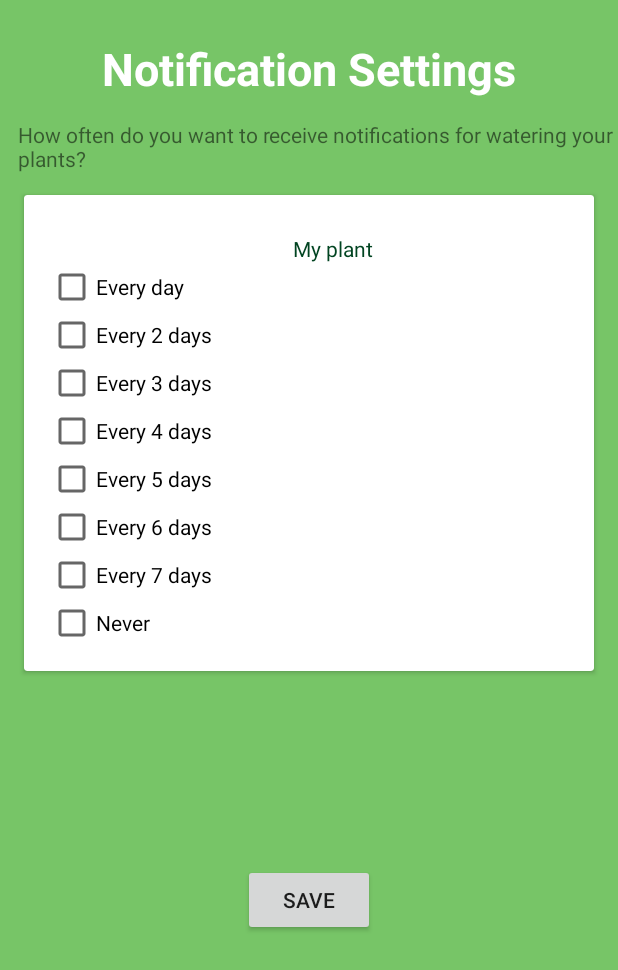
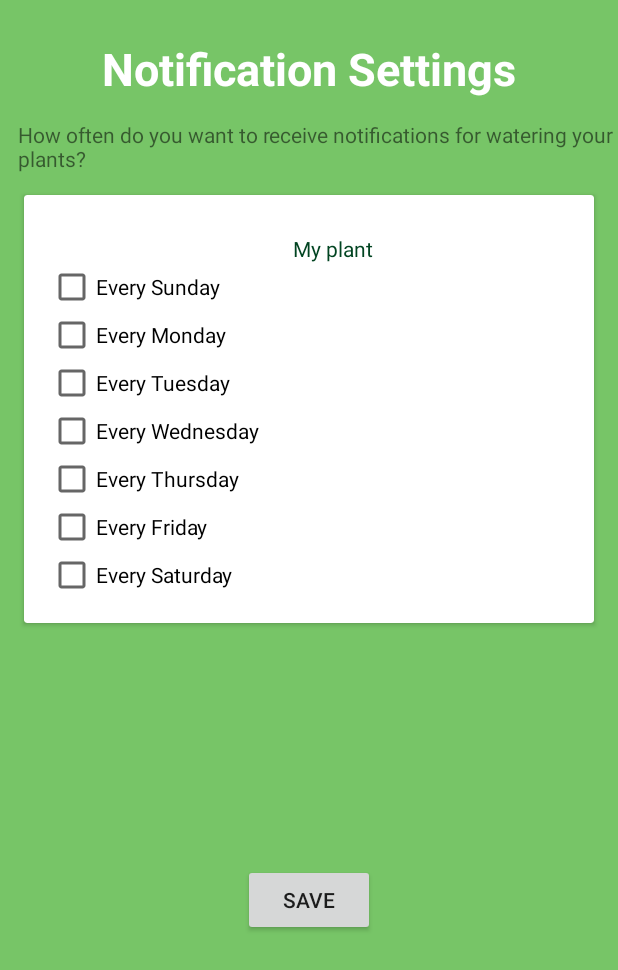
Before and after one commit to tiikachu/CMSC355TeamQ, an Android app: the Notifications screen opened directly, with no data from a screen before it, on a phone screen of 412 x 824 dp. Shown: the top 970 px of the screen. Run offline under Robolectric (Android 15) with nearby library versions, the phone set to English and light mode, and no system bars.

Commit message:
Changed variable names to days of the week, removed onClick() method, and added setCalendar() to set alarm based on the day of the week and user input.

```diff
--- a/app/src/main/java/com/example/pocketgarden/NotificationReceiver.java
+++ b/app/src/main/java/com/example/pocketgarden/NotificationReceiver.java
@@ -29,7 +29,7 @@ public class NotificationReceiver extends BroadcastReceiver {
         displayNotification(context);
     }
 
-    private void buildNotification (Context context) {
+    public void buildNotification (Context context) {
         if (Build.VERSION.SDK_INT >= Build.VERSION_CODES.O) {
             NotificationChannel channel = new NotificationChannel(CHANNEL_ID, CHANNEL_NAME, NotificationManager.IMPORTANCE_DEFAULT);
             channel.setDescription(CHANNEL_DESC);
@@ -37,7 +37,7 @@ public class NotificationReceiver extends BroadcastReceiver {
             manager.createNotificationChannel(channel);
         }
     }
-    private void displayNotification(Context context) {
+    public void displayNotification(Context context) {
         NotificationCompat.Builder builder = new NotificationCompat.Builder(context, CHANNEL_ID);
         builder.setContentTitle("Pocket Garden")
                 .setContentText("Water your Plant!")
--- a/app/src/main/java/com/example/pocketgarden/Notifications.java
+++ b/app/src/main/java/com/example/pocketgarden/Notifications.java
@@ -2,14 +2,10 @@ package com.example.pocketgarden;
 
 import android.annotation.SuppressLint;
 import android.app.AlarmManager;
-import android.app.NotificationChannel;
-import android.app.NotificationManager;
 import android.app.PendingIntent;
 import android.content.Context;
 import android.content.Intent;
 import android.content.SharedPreferences;
-import android.graphics.BitmapFactory;
-import android.os.Build;
 import android.os.Bundle;
 import android.view.View;
 import android.widget.Button;
@@ -18,29 +14,26 @@ import android.widget.CompoundButton;
 import android.widget.TextView;
 import android.widget.Toast;
 import androidx.appcompat.app.AppCompatActivity;
-import androidx.cardview.widget.CardView;
-import androidx.core.app.NotificationCompat;
-import androidx.core.app.NotificationManagerCompat;
-
 import java.util.ArrayList;
 import java.util.Calendar;
 
 import plant.*;
 
-public class Notifications extends AppCompatActivity implements View.OnClickListener, CompoundButton.OnCheckedChangeListener
-{
+public class Notifications extends AppCompatActivity implements CompoundButton.OnCheckedChangeListener {
 
-    Context context;
-
-    private CheckBox never, every1day, every2days, every3days, every4days, every5days, every6days, every7days;
+    Button button;
+    Toast toast;
+    private CheckBox sunday, monday, tuesday, wednesday, thursday, friday, saturday;
     public static ArrayList<String> frequencyResult = new ArrayList<String>();
     private TextView textView;
-
+    Calendar calendar;
     SharedPreferences preferences;
     SharedPreferences.Editor editor;
     public static final String SHARED_PREFS = "com.pocketgarden.settings";
 
     PlantObject plant;
+
+    NotificationReceiver notificationReceiver = new NotificationReceiver();
 
     @SuppressLint("SetTextI18n")
     @Override
@@ -48,160 +41,100 @@ public class Notifications extends AppCompatActivity implements View.OnClickList
         super.onCreate(savedInstanceState);
         setContentView(R.layout.fragment_settings);
 
-        plant = new PlantObject("Sample Plant", 1, 1, null, true, true,"https://bs.floristic.org/image/o/473e2ed33e13f12e5424fff21996c7476520dc4d");
+        plant = new PlantObject("Sample Plant", 1, 1, null, true, true, "https://bs.floristic.org/image/o/473e2ed33e13f12e5424fff21996c7476520dc4d");
 
-        never = findViewById(R.id.never);
-        every1day = findViewById(R.id.every1day);
-        every2days = findViewById(R.id.every2days);
-        every3days = findViewById(R.id.every3days);
-        every4days = findViewById(R.id.every4days);
-        every5days = findViewById(R.id.every5days);
-        every6days = findViewById(R.id.every6days);
-        every7days = findViewById(R.id.every7days);
-        textView  = findViewById(R.id.plant);
+        notificationReceiver.buildNotification(getApplicationContext());
 
-        never.setOnClickListener(this);
-        every1day.setOnClickListener(this);
-        every2days.setOnClickListener(this);
-        every3days.setOnClickListener(this);
-        every4days.setOnClickListener(this);
-        every5days.setOnClickListener(this);
-        every6days.setOnClickListener(this);
-        every7days.setOnClickListener(this);
+        sunday = findViewById(R.id.sunday);
+        monday = findViewById(R.id.monday);
+        tuesday = findViewById(R.id.tuesday);
+        wednesday = findViewById(R.id.wednesday);
+        thursday = findViewById(R.id.thursday);
+        friday = findViewById(R.id.friday);
+        saturday = findViewById(R.id.saturday);
+
+        textView = findViewById(R.id.plant);
+
+
+//
+//        never.setOnClickListener(this);
+//        every1day.setOnClickListener(this);
+//        every2days.setOnClickListener(this);
+//        every3days.setOnClickListener(this);
+//        every4days.setOnClickListener(this);
+//        every5days.setOnClickListener(this);
+//        every6days.setOnClickListener(this);
+//        every7days.setOnClickListener(this);
 
         preferences = getSharedPreferences(SHARED_PREFS, MODE_PRIVATE);
         editor = preferences.edit();
 
-        never.setChecked(preferences.contains("neverChecked") && preferences.getBoolean("neverChecked", false));
-        every1day.setChecked(preferences.contains("1checked") && preferences.getBoolean("1checked", false));
-        every2days.setChecked(preferences.contains("2checked") && preferences.getBoolean("2checked", false));
-        every3days.setChecked(preferences.contains("3checked") && preferences.getBoolean("3checked", false));
-        every4days.setChecked(preferences.contains("4checked") && preferences.getBoolean("4checked", false));
-        every5days.setChecked(preferences.contains("5checked") && preferences.getBoolean("5checked", false));
-        every6days.setChecked(preferences.contains("6checked") && preferences.getBoolean("6checked", false));
-        every7days.setChecked(preferences.contains("7checked") && preferences.getBoolean("7checked", false));
+        sunday.setChecked(preferences.contains("sunday") && preferences.getBoolean("sunday", false));
+        monday.setChecked(preferences.contains("monday") && preferences.getBoolean("monday", false));
+        tuesday.setChecked(preferences.contains("tuesday") && preferences.getBoolean("tuesday", false));
+        wednesday.setChecked(preferences.contains("wednesday") && preferences.getBoolean("wednesday", false));
+        thursday.setChecked(preferences.contains("thursday") && preferences.getBoolean("thursday", false));
+        friday.setChecked(preferences.contains("friday") && preferences.getBoolean("friday", false));
+        saturday.setChecked(preferences.contains("saturday") && preferences.getBoolean("saturday", false));
 
-        never.setOnCheckedChangeListener(this);
-        every1day.setOnCheckedChangeListener(this);
-        every2days.setOnCheckedChangeListener(this);
-        every3days.setOnCheckedChangeListener(this);
-        every4days.setOnCheckedChangeListener(this);
-        every5days.setOnCheckedChangeListener(this);
-        every6days.setOnCheckedChangeListener(this);
-        every7days.setOnCheckedChangeListener(this);
+        sunday.setOnCheckedChangeListener(this);
+        monday.setOnCheckedChangeListener(this);
+        tuesday.setOnCheckedChangeListener(this);
+        wednesday.setOnCheckedChangeListener(this);
+        thursday.setOnCheckedChangeListener(this);
+        friday.setOnCheckedChangeListener(this);
+        saturday.setOnCheckedChangeListener(this);
+
+        button = findViewById(R.id.saveButton);
+        button.setOnClickListener(new View.OnClickListener() {
+            @Override
+            public void onClick(View v) {
+                Toast.makeText(getApplicationContext(), editor.toString(), Toast.LENGTH_SHORT).show();
+            }
+        });
 
     }
 
     @SuppressLint("NonConstantResourceId")
     @Override
     public void onCheckedChanged(CompoundButton buttonView, boolean isChecked) {
+
+        // frequencyResult = new ArrayList<>();
         switch (buttonView.getId()) {
-            case R.id.never:
-                editor.putBoolean("neverChecked", never.isChecked());
+            case R.id.sunday:
+                editor.putBoolean("sunday", sunday.isChecked());
+                String value = preferences.toString();
+                //    Toast.makeText(getApplicationContext(), value, Toast.LENGTH_SHORT).show();
                 break;
-            case R.id.every1day:
-                editor.putBoolean("1checked", every1day.isChecked());
+            case R.id.monday:
+                editor.putBoolean("monday", monday.isChecked());
                 break;
-            case R.id.every2days:
-                editor.putBoolean("2checked", every2days.isChecked());
+            case R.id.tuesday:
+                editor.putBoolean("tuesday", tuesday.isChecked());
                 break;
-            case R.id.every3days:
-                editor.putBoolean("3checked", every3days.isChecked());
+            case R.id.wednesday:
+                editor.putBoolean("wednesday", wednesday.isChecked());
                 break;
-            case R.id.every4days:
-                editor.putBoolean("4checked", every4days.isChecked());
+            case R.id.thursday:
+                editor.putBoolean("thursday", thursday.isChecked());
                 break;
-            case R.id.every5days:
-                editor.putBoolean("5checked", every5days.isChecked());
+            case R.id.friday:
+                editor.putBoolean("friday", friday.isChecked());
                 break;
-            case R.id.every6days:
-                editor.putBoolean("6checked", every6days.isChecked());
-                break;
-            case R.id.every7days:
-                editor.putBoolean("7checked", every7days.isChecked());
+            case R.id.saturday:
+                editor.putBoolean("saturday", saturday.isChecked());
                 break;
         }
         editor.apply();
+        createAlarm();
+        notificationReceiver.displayNotification(getApplicationContext());
     }
 
-    // Could I merge this method with onCheckedChange?
-    @SuppressLint("NonConstantResourceId")
-    @Override
-    public void onClick(View view) {
-        frequencyResult = new ArrayList<>();
-        boolean checked = ((CheckBox) view).isChecked();
-        switch (view.getId()) {
-            case R.id.never:
-                if (checked) {
-                    frequencyResult.add("Never");
-                } else {
-                    frequencyResult.remove("Never");
-                }
-                break;
-            case R.id.every1day:
-                if (checked) {
-                    frequencyResult.add("Every 1 day");
-                } else {
-                    frequencyResult.remove("Every 1 day");
-                }
-                break;
-            case R.id.every2days:
-                if (checked) {
-                    frequencyResult.add("Every 2 days");
-                } else {
-                    frequencyResult.remove("Every 2 days");
-                }
-                break;
-            case R.id.every3days:
-                if (checked) {
-                    frequencyResult.add("Every 3 days");
-                } else {
-                    frequencyResult.remove("Every 3 days");
-                }
-                break;
-            case R.id.every4days:
-                if (checked) {
-                    frequencyResult.add("Every 4 days");
-                } else {
-                    frequencyResult.remove("Every 4 days");
-                }
-                break;
-            case R.id.every5days:
-                if (checked) {
-                    frequencyResult.add("Every 5 days");
+    public void loadPlantObjects() {
+        PlantList plantList = new PlantList();
+        PlantObject[] plantListArray = plantList.getPlantList();
 
-                } else {
-                    frequencyResult.remove("Every 5 days");
-                }
-                break;
-            case R.id.every6days:
-                if (checked) {
-                    frequencyResult.add("Every 6 days");
-
-                } else {
-                    frequencyResult.remove("Every 6 days");
-                }
-                break;
-            case R.id.every7days:
-                if (checked) {
-                    frequencyResult.add("Every 7 days");
-
-                } else {
-                    frequencyResult.remove("Every 7 days");
-                }
-                break;
-        }
-      //  displayNotification();
-
-    }
-
-
-
-    public void loadPlantObjects () {
-        PlantList plantList = new PlantList();
-        PlantObject [] plantListArray = plantList.getPlantList();
-
-        for (int i=0; i < plantListArray.length; i++) {
+        for (int i = 0; i < plantListArray.length; i++) {
             //create a card view for each Plant object
             createCardView();
 
@@ -212,45 +145,40 @@ public class Notifications extends AppCompatActivity implements View.OnClickList
 
     }
 
-//    @Override
-//    protected void onResume() {
-//        super.onResume();
-//        never.setChecked(never.isChecked());
-//    }
-
     public void createCardView() {
     }
 
-    public void createAlarm () {
-        Intent intent = new Intent (getApplicationContext(), NotificationReceiver.class);
+    public void createAlarm() {
+        calendar = Calendar.getInstance();
+        // If it is Sunday and user checked "every sunday" then set calendar to build notification
+        if (calendar.get(Calendar.DAY_OF_WEEK) == Calendar.SUNDAY && preferences.getBoolean("sunday", true)) {
+            setCalendar(1);
+        } else if (calendar.get(Calendar.DAY_OF_WEEK) == Calendar.MONDAY && preferences.getBoolean("monday", true)) {
+            setCalendar(2);
+        } else if (calendar.get(Calendar.DAY_OF_WEEK) == Calendar.TUESDAY && preferences.getBoolean("tuesday", true)) {
+            setCalendar(3);
+        } else if (calendar.get(Calendar.DAY_OF_WEEK) == Calendar.WEDNESDAY && preferences.getBoolean("wednesday", true)) {
+            setCalendar(4);
+        } else if (calendar.get(Calendar.DAY_OF_WEEK) == Calendar.THURSDAY && preferences.getBoolean("thursday", true)) {
+            setCalendar(5);
+        } else if (calendar.get(Calendar.DAY_OF_WEEK) == Calendar.FRIDAY && preferences.getBoolean("friday", true)) {
+            setCalendar(6);
+        } else if (calendar.get(Calendar.DAY_OF_WEEK) == Calendar.SATURDAY && preferences.getBoolean("saturday", true)) {
+            setCalendar(7);
+        }
+
+        Intent intent = new Intent(getApplicationContext(), NotificationReceiver.class);
         PendingIntent pendingIntent = PendingIntent.getBroadcast(getApplicationContext(), 100, intent, PendingIntent.FLAG_UPDATE_CURRENT);
         AlarmManager alarmManager = (AlarmManager) getApplicationContext().getSystemService(Context.ALARM_SERVICE);
+        alarmManager.setRepeating(AlarmManager.RTC_WAKEUP, calendar.getTimeInMillis(), AlarmManager.INTERVAL_DAY * 7, pendingIntent);
 
-        Calendar calendar = Calendar.getInstance();
-        calendar.set(Calendar.HOUR_OF_DAY, 19);
-        calendar.set(Calendar.MINUTE, 19);
-        calendar.set(Calendar.SECOND, 30);
-
-        alarmManager.setRepeating(AlarmManager.RTC_WAKEUP, calendar.getTimeInMillis(), AlarmManager.INTERVAL_DAY, pendingIntent);
     }
 
-
-
-//    @SuppressLint("SetTextI18n")
-//    public void updateText () {
-//        PlantCare Plant = new PlantCare();
-//        if (Plant.id.equals("p1")) {
-//            textView.setText("Sample Plant 1");
-//        }
-//        else if (Plant.id.equals("p2")) {
-//            textView.setText("Sample Plant 2");
-//        }
-//        else if (Plant.id.equals("p3")) {
-//            textView.setText("Sample Plant 3");
-//        }
-//        else if (Plant.id.equals("p4")) {
-//            textView.setText("Sample Plant 4");
-//        }
-//
-//    }
+    public void setCalendar(int weekNumber) {
+        Calendar calendar = Calendar.getInstance();
+        calendar.set(Calendar.DAY_OF_WEEK, weekNumber);
+        calendar.set(Calendar.HOUR_OF_DAY, 7);
+        calendar.set(Calendar.MINUTE, 0);
+        calendar.set(Calendar.SECOND, 0);
+    }
 }
--- a/app/src/main/res/layout/fragment_settings.xml
+++ b/app/src/main/res/layout/fragment_settings.xml
@@ -42,51 +42,48 @@
                     android:textSize="14sp" />
 
                 <CheckBox
-                    android:id="@+id/every1day"
+                    android:id="@+id/sunday"
                     android:layout_width="match_parent"
                     android:layout_height="wrap_content"
-                    android:text="@string/every_day" />
+                    android:text="Every Sunday" />
+                <CheckBox
+                    android:id="@+id/monday"
+                    android:layout_width="match_parent"
+                    android:layout_height="wrap_content"
+                    android:text="Every Monday" />
 
                 <CheckBox
-                    android:id="@+id/every2days"
+                    android:id="@+id/tuesday"
                     android:layout_width="match_parent"
                     android:layout_height="wrap_content"
-                    android:text="@string/every_2_days" />
+                    android:text="Every Tuesday" />
 
                 <CheckBox
-                    android:id="@+id/every3days"
+                    android:id="@+id/wednesday"
                     android:layout_width="match_parent"
                     android:layout_height="wrap_content"
-                    android:text="@string/every_3_days" />
+                    android:text="Every Wednesday" />
 
                 <CheckBox
-                    android:id="@+id/every4days"
+                    android:id="@+id/thursday"
                     android:layout_width="match_parent"
                     android:layout_height="wrap_content"
-                    android:text="@string/every_4_days" />
+                    android:text="Every Thursday" />
 
                 <CheckBox
-                    android:id="@+id/every5days"
+                    android:id="@+id/friday"
                     android:layout_width="match_parent"
                     android:layout_height="wrap_content"
-                    android:text="@string/every_5_days" />
+                    android:text="Every Friday" />
 
                 <CheckBox
-                    android:id="@+id/every6days"
+                    android:id="@+id/saturday"
                     android:layout_width="match_parent"
                     android:layout_height="wrap_content"
-                    android:text="@string/every_6_days" />
+                    android:text="Every Saturday" />
 
-                <CheckBox
-                    android:id="@+id/every7days"
-                    android:layout_width="match_parent"
-                    android:layout_height="wrap_content"
-                    android:text="@string/every_7_days" />
-                <CheckBox
-                    android:id="@+id/never"
-                    android:layout_width="match_parent"
-                    android:layout_height="wrap_content"
-                    android:text="@string/never" />
+
+
 
             </LinearLayout>
 
```
